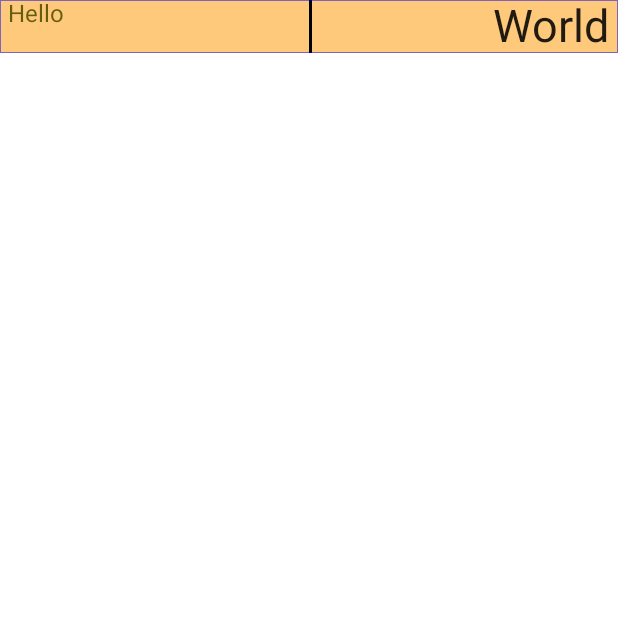
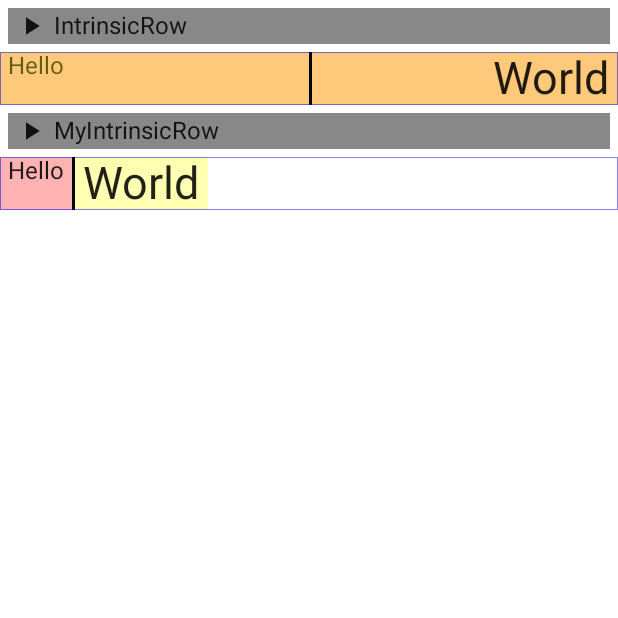
Before and after one commit to owenleexiaoyu/ComposeCodelabs, an Android app built with Jetpack Compose: the composable CustomIntrinsicSizeRowPage shown on its own in the app's theme, on a phone screen of 412 x 824 dp, the top half of it. Run offline under Robolectric (Android 15) with nearby library versions, the phone set to English and light mode, and no system bars.

Commit message:
feat: 补充第5章例子

```diff
--- a/ComposeActionLearning/app/build.gradle
+++ b/ComposeActionLearning/app/build.gradle
@@ -71,5 +71,6 @@ dependencies {
     debugImplementation "androidx.compose.ui:ui-tooling:$compose_version"
     debugImplementation "androidx.compose.ui:ui-test-manifest:$compose_version"
 
+    implementation "com.google.accompanist:accompanist-flowlayout:0.23.1"
     implementation 'io.coil-kt:coil-compose:2.0.0'
 }
--- a/ComposeActionLearning/app/src/main/java/life/lixiaoyu/composeactionlearning/chapter5/CustomIntrinsicSizeRow.kt
+++ b/ComposeActionLearning/app/src/main/java/life/lixiaoyu/composeactionlearning/chapter5/CustomIntrinsicSizeRow.kt
@@ -13,6 +13,7 @@ import androidx.compose.ui.layout.*
 import androidx.compose.ui.unit.Constraints
 import androidx.compose.ui.unit.dp
 import androidx.compose.ui.unit.sp
+import life.lixiaoyu.composeactionlearning.DescItem
 
 /**
  * 自定义固有特性测量
@@ -22,6 +23,8 @@ import androidx.compose.ui.unit.sp
 fun CustomIntrinsicSizeRowPage() {
     val text1 = "Hello"
     val text2 = "World"
+    Column {
+        DescItem(title = "IntrinsicRow")
         IntrinsicRow(
             modifier = Modifier
                 .fillMaxWidth()
@@ -50,6 +53,34 @@ fun CustomIntrinsicSizeRowPage() {
                     .wrapContentWidth(Alignment.End)
                     .layoutId("main")
             )
+        }
+        DescItem(title = "MyIntrinsicRow")
+        MyIntrinsicRow(
+            modifier = Modifier
+                .fillMaxWidth()
+                .height(IntrinsicSize.Min)
+                .border(0.5.dp, Color.Blue.copy(alpha = 0.5F))
+        ) {
+            Text(
+                text = text1,
+                modifier = Modifier
+                    .background(Color.Red.copy(alpha = 0.3F))
+                    .padding(horizontal = 5.dp)
+                    .wrapContentWidth(Alignment.Start)
+            )
+            Divider(color = Color.Black, modifier = Modifier
+                .fillMaxHeight()
+                .width(2.dp)
+            )
+            Text(
+                text = text2,
+                fontSize = 30.sp,
+                modifier = Modifier
+                    .background(Color.Yellow.copy(alpha = 0.3F))
+                    .padding(horizontal = 5.dp)
+                    .wrapContentWidth(Alignment.End)
+            )
+        }
     }
 }
 
@@ -98,28 +129,48 @@ fun IntrinsicRow(
                 }
                 return maxHeight
             }
-
-            override fun IntrinsicMeasureScope.maxIntrinsicHeight(
-                measurables: List<IntrinsicMeasurable>,
-                width: Int
-            ): Int {
-                TODO("Not yet implemented")
-            }
-
-            override fun IntrinsicMeasureScope.minIntrinsicWidth(
-                measurables: List<IntrinsicMeasurable>,
-                height: Int
-            ): Int {
-                TODO("Not yet implemented")
-            }
-
-            override fun IntrinsicMeasureScope.maxIntrinsicWidth(
-                measurables: List<IntrinsicMeasurable>,
-                height: Int
-            ): Int {
-                TODO("Not yet implemented")
-            }
         }
 
     )
 }
+
+@Composable
+fun MyIntrinsicRow(
+    modifier: Modifier = Modifier,
+    content: @Composable () -> Unit,
+) {
+    Layout(
+        content = content,
+        modifier = modifier,
+        measurePolicy = object : MeasurePolicy {
+
+            override fun MeasureScope.measure(
+                measurables: List<Measurable>,
+                constraints: Constraints
+            ): MeasureResult {
+                val childConstraints = constraints.copy(minWidth = 0)
+                val placeables = measurables.map {
+                    it.measure(childConstraints)
+                }
+                return layout(constraints.maxWidth, constraints.maxHeight) {
+                    var xOffset = 0
+                    placeables.forEach {
+                        it.placeRelative(xOffset, 0)
+                        xOffset += it.width
+                    }
+                }
+            }
+
+            override fun IntrinsicMeasureScope.minIntrinsicHeight(
+                measurables: List<IntrinsicMeasurable>,
+                width: Int
+            ): Int {
+                var maxHeight = 0
+                measurables.forEach {
+                    maxHeight = it.minIntrinsicHeight(width).coerceAtLeast(maxHeight)
+                }
+                return maxHeight
+            }
+        }
+    )
+}
--- a/ComposeActionLearning/app/src/main/java/life/lixiaoyu/composeactionlearning/chapter5/SubcomposeLayoutTwoTexts.kt
+++ b/ComposeActionLearning/app/src/main/java/life/lixiaoyu/composeactionlearning/chapter5/SubcomposeLayoutTwoTexts.kt
@@ -38,8 +38,8 @@ fun SubcomposeLayoutTwoTextsPage() {
                 .padding(end = 5.dp)
                 .wrapContentWidth(Alignment.End)
         )
-    }) {
-        val heightDp = with(LocalDensity.current) { it.toDp() }
+    }) { height ->
+        val heightDp = with(LocalDensity.current) { height.toDp() }
         Divider(color = Color.Black, modifier = Modifier
             .width(2.dp)
             .height(heightDp)
```
Also changed, not shown: ComposeActionLearning/app/src/main/java/life/lixiaoyu/composeactionlearning/chapter5/Chapter5Activity.kt (+7 -0 lines), ComposeActionLearning/app/src/main/java/life/lixiaoyu/composeactionlearning/chapter5/FlowLayout.kt (added, +197 -0 lines), ComposeActionLearning/app/src/main/java/life/lixiaoyu/composeactionlearning/chapter5/StaggeredGrid.kt (+16 -0 lines). Lines whose indentation alone changed are shown as unchanged.
